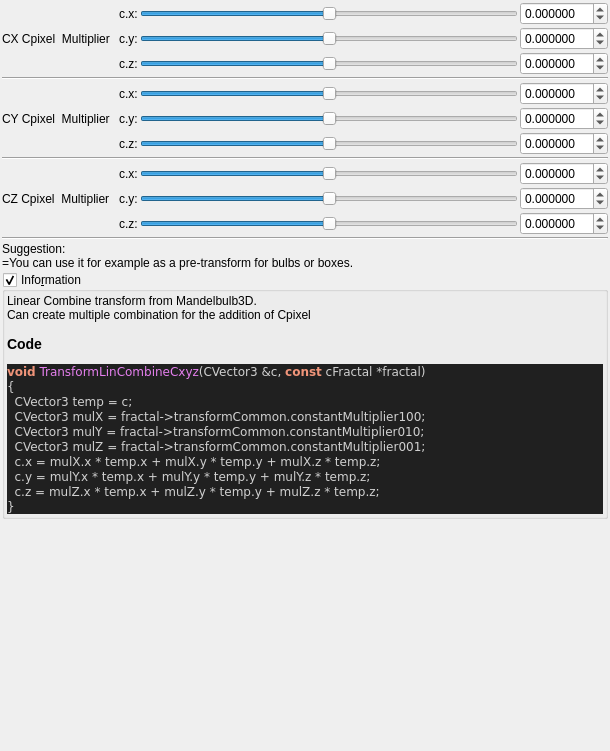
Qt form mandelbulber2/qt_data/fractal_transf_lin_combine_Cxyz.ui (buddhi1980/mandelbulber2) before a commit.
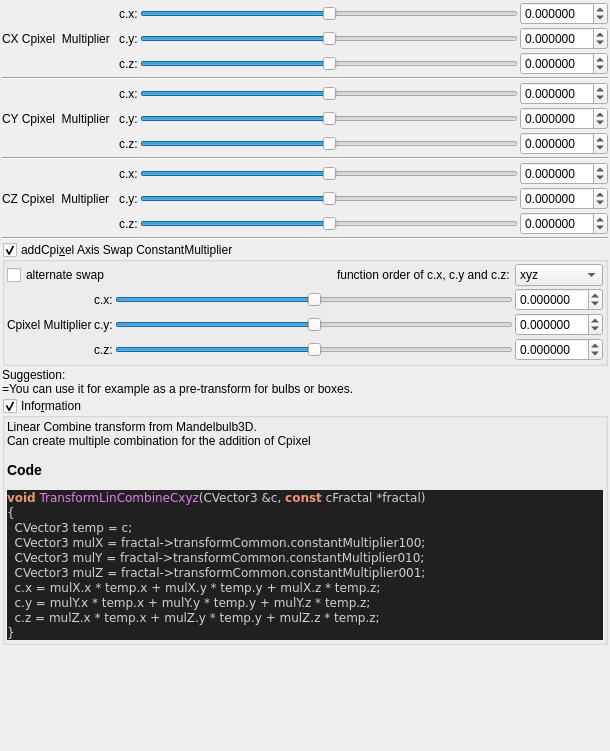
The same form after that commit. Custom widgets are drawn as their Qt base class.

Commit message: Updating Lin Combine Cxyz to include an addCpixel option to the UI

Diff of the .ui file:
```diff
--- a/mandelbulber2/qt_data/fractal_transf_lin_combine_Cxyz.ui
+++ b/mandelbulber2/qt_data/fractal_transf_lin_combine_Cxyz.ui
@@ -600,6 +600,281 @@
      </property>
     </widget>
    </item>
+   <item>
+    <widget class="MyGroupBox" name="groupCheck_transf_addCpixel_enabled_false">
+     <property name="toolTip">
+      <string>&lt;html&gt;&lt;head/&gt;&lt;body&gt;&lt;p&gt;Cpixel is CVector3 c = ( c.x, c.y, c.z). It is each original point (pixel) in 3D space where the iteration starts from, ( c = original z for each point .) It is commonly found in formula structures z = f(z) + c.&lt;/p&gt;&lt;p&gt;The Cpixel multiplier effectively scales this point &amp;quot;c&amp;quot;.&lt;/p&gt;&lt;p&gt;This transform allows the swapping of the order of the &amp;quot;CVector3 c&amp;quot; components before being multiplied by &amp;quot;CVector3 z&amp;quot; components.&lt;/p&gt;&lt;/body&gt;&lt;/html&gt;</string>
+     </property>
+     <property name="title">
+      <string>addCpi&amp;xel Axis Swap ConstantMultiplier </string>
+     </property>
+     <property name="checkable">
+      <bool>true</bool>
+     </property>
+     <layout class="QVBoxLayout" name="verticalLayout_51">
+      <property name="spacing">
+       <number>2</number>
+      </property>
+      <property name="leftMargin">
+       <number>2</number>
+      </property>
+      <property name="topMargin">
+       <number>2</number>
+      </property>
+      <property name="rightMargin">
+       <number>2</number>
+      </property>
+      <property name="bottomMargin">
+       <number>2</number>
+      </property>
+      <item>
+       <layout class="QGridLayout" name="gridLayout_25">
+        <property name="spacing">
+         <number>2</number>
+        </property>
+        <item row="2" column="2">
+         <widget class="QSlider" name="slider3_transf_constant_multiplierC_111_y">
+          <property name="sizePolicy">
+           <sizepolicy hsizetype="Expanding" vsizetype="Maximum">
+            <horstretch>0</horstretch>
+            <verstretch>0</verstretch>
+           </sizepolicy>
+          </property>
+          <property name="minimum">
+           <number>-10000000</number>
+          </property>
+          <property name="maximum">
+           <number>10000000</number>
+          </property>
+          <property name="value">
+           <number>0</number>
+          </property>
+          <property name="sliderPosition">
+           <number>0</number>
+          </property>
+          <property name="orientation">
+           <enum>Qt::Horizontal</enum>
+          </property>
+         </widget>
+        </item>
+        <item row="1" column="2">
+         <widget class="QSlider" name="slider3_transf_constant_multiplierC_111_x">
+          <property name="sizePolicy">
+           <sizepolicy hsizetype="Expanding" vsizetype="Maximum">
+            <horstretch>0</horstretch>
+            <verstretch>0</verstretch>
+           </sizepolicy>
+          </property>
+          <property name="minimum">
+           <number>-10000000</number>
+          </property>
+          <property name="maximum">
+           <number>10000000</number>
+          </property>
+          <property name="value">
+           <number>0</number>
+          </property>
+          <property name="sliderPosition">
+           <number>0</number>
+          </property>
+          <property name="orientation">
+           <enum>Qt::Horizontal</enum>
+          </property>
+         </widget>
+        </item>
+        <item row="1" column="3">
+         <widget class="MyDoubleSpinBox" name="spinbox3_transf_constant_multiplierC_111_x">
+          <property name="sizePolicy">
+           <sizepolicy hsizetype="Minimum" vsizetype="Maximum">
+            <horstretch>0</horstretch>
+            <verstretch>0</verstretch>
+           </sizepolicy>
+          </property>
+          <property name="prefix">
+           <string/>
+          </property>
+          <property name="suffix">
+           <string/>
+          </property>
+          <property name="decimals">
+           <number>6</number>
+          </property>
+          <property name="minimum">
+           <double>-99.989999999999995</double>
+          </property>
+          <property name="maximum">
+           <double>99.989999999999995</double>
+          </property>
+          <property name="singleStep">
+           <double>0.100000000000000</double>
+          </property>
+         </widget>
+        </item>
+        <item row="3" column="2">
+         <widget class="QSlider" name="slider3_transf_constant_multiplierC_111_z">
+          <property name="sizePolicy">
+           <sizepolicy hsizetype="Expanding" vsizetype="Maximum">
+            <horstretch>0</horstretch>
+            <verstretch>0</verstretch>
+           </sizepolicy>
+          </property>
+          <property name="minimum">
+           <number>-10000000</number>
+          </property>
+          <property name="maximum">
+           <number>10000000</number>
+          </property>
+          <property name="value">
+           <number>0</number>
+          </property>
+          <property name="sliderPosition">
+           <number>0</number>
+          </property>
+          <property name="orientation">
+           <enum>Qt::Horizontal</enum>
+          </property>
+         </widget>
+        </item>
+        <item row="1" column="1">
+         <widget class="QLabel" name="label_112">
+          <property name="text">
+           <string>c.x:</string>
+          </property>
+         </widget>
+        </item>
+        <item row="3" column="3">
+         <widget class="MyDoubleSpinBox" name="spinbox3_transf_constant_multiplierC_111_z">
+          <property name="sizePolicy">
+           <sizepolicy hsizetype="Minimum" vsizetype="Maximum">
+            <horstretch>0</horstretch>
+            <verstretch>0</verstretch>
+           </sizepolicy>
+          </property>
+          <property name="prefix">
+           <string/>
+          </property>
+          <property name="suffix">
+           <string/>
+          </property>
+          <property name="decimals">
+           <number>6</number>
+          </property>
+          <property name="minimum">
+           <double>-99.989999999999995</double>
+          </property>
+          <property name="maximum">
+           <double>99.989999999999995</double>
+          </property>
+          <property name="singleStep">
+           <double>0.100000000000000</double>
+          </property>
+         </widget>
+        </item>
+        <item row="2" column="3">
+         <widget class="MyDoubleSpinBox" name="spinbox3_transf_constant_multiplierC_111_y">
+          <property name="sizePolicy">
+           <sizepolicy hsizetype="Minimum" vsizetype="Maximum">
+            <horstretch>0</horstretch>
+            <verstretch>0</verstretch>
+           </sizepolicy>
+          </property>
+          <property name="prefix">
+           <string/>
+          </property>
+          <property name="suffix">
+           <string/>
+          </property>
+          <property name="decimals">
+           <number>6</number>
+          </property>
+          <property name="minimum">
+           <double>-99.989999999999995</double>
+          </property>
+          <property name="maximum">
+           <double>99.989999999999995</double>
+          </property>
+          <property name="singleStep">
+           <double>0.100000000000000</double>
+          </property>
+         </widget>
+        </item>
+        <item row="0" column="3">
+         <widget class="QComboBox" name="comboBox_mandelbulbMulti_order_of_xyz_C">
+          <item>
+           <property name="text">
+            <string>xyz</string>
+           </property>
+          </item>
+          <item>
+           <property name="text">
+            <string>xzy</string>
+           </property>
+          </item>
+          <item>
+           <property name="text">
+            <string>yxz</string>
+           </property>
+          </item>
+          <item>
+           <property name="text">
+            <string>yzx</string>
+           </property>
+          </item>
+          <item>
+           <property name="text">
+            <string>zxy</string>
+           </property>
+          </item>
+          <item>
+           <property name="text">
+            <string>zyx</string>
+           </property>
+          </item>
+         </widget>
+        </item>
+        <item row="2" column="1">
+         <widget class="QLabel" name="label_113">
+          <property name="text">
+           <string>c.y:</string>
+          </property>
+         </widget>
+        </item>
+        <item row="0" column="2">
+         <widget class="QLabel" name="label_2">
+          <property name="text">
+           <string>function order of c.x, c.y and c.z: </string>
+          </property>
+          <property name="alignment">
+           <set>Qt::AlignRight|Qt::AlignTrailing|Qt::AlignVCenter</set>
+          </property>
+         </widget>
+        </item>
+        <item row="2" column="0">
+         <widget class="QLabel" name="label_114">
+          <property name="text">
+           <string>Cpixel Multiplier</string>
+          </property>
+         </widget>
+        </item>
+        <item row="3" column="1">
+         <widget class="QLabel" name="label_115">
+          <property name="text">
+           <string>c.z:</string>
+          </property>
+         </widget>
+        </item>
+        <item row="0" column="0" colspan="2">
+         <widget class="QCheckBox" name="checkBox_transf_alternate_enabled_false">
+          <property name="text">
+           <string>alternate swap</string>
+          </property>
+         </widget>
+        </item>
+       </layout>
+      </item>
+     </layout>
+    </widget>
+   </item>
    <item>
     <widget class="QLabel" name="label">
      <property name="toolTip">
```
The commit also changes 4 other files.
